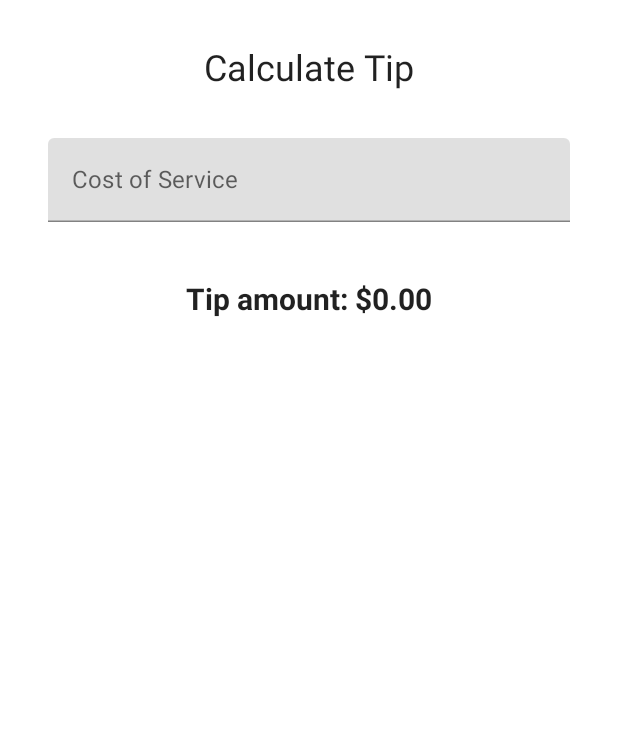
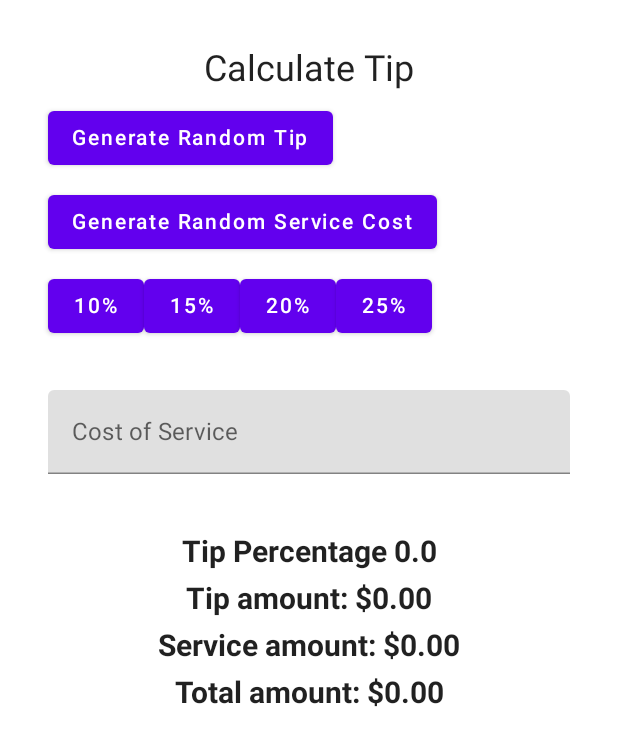
Before and after one commit to snorlaxbubba/tip_calculator, an Android app built with Jetpack Compose: the screen it shows after launch (MainActivity), on a phone screen of 412 x 824 dp. Shown: the top 746 px of the screen. Run offline under Robolectric (Android 15) with nearby library versions, the phone set to English and light mode, and no system bars.

Commit message:
Assignment Requirements Complete

```diff
--- a/app/src/main/java/com/example/tipcalculator/MainActivity.kt
+++ b/app/src/main/java/com/example/tipcalculator/MainActivity.kt
@@ -5,26 +5,20 @@ import androidx.activity.ComponentActivity
 import androidx.activity.compose.setContent
 import androidx.compose.foundation.layout.*
 import androidx.compose.foundation.text.KeyboardOptions
-import androidx.compose.material.MaterialTheme
-import androidx.compose.material.Surface
-import androidx.compose.material.Text
-import androidx.compose.material.TextField
+import androidx.compose.material.*
 import androidx.compose.runtime.*
+import androidx.compose.ui.Alignment
 import androidx.compose.ui.Modifier
+import androidx.compose.ui.res.stringResource
+import androidx.compose.ui.text.font.FontWeight
+import androidx.compose.ui.text.input.KeyboardType
 import androidx.compose.ui.tooling.preview.Preview
 import androidx.compose.ui.unit.dp
+import androidx.compose.ui.unit.sp
 import com.example.tipcalculator.ui.theme.TipCalculatorTheme
-import androidx.compose.ui.Alignment
-import androidx.compose.ui.res.stringResource
-import androidx.compose.ui.unit.dp
-import androidx.compose.ui.unit.sp
-import androidx.compose.runtime.remember
-import androidx.compose.runtime.getValue
-import androidx.compose.runtime.setValue
-import androidx.compose.runtime.mutableStateOf
-import androidx.compose.ui.text.font.FontWeight
-import androidx.compose.ui.text.input.KeyboardType
 import java.text.NumberFormat
+import java.util.*
+
 class MainActivity : ComponentActivity() {
     override fun onCreate(savedInstanceState: Bundle?) {
         super.onCreate(savedInstanceState)
@@ -45,8 +39,16 @@ class MainActivity : ComponentActivity() {
 @Composable
 fun TipCalculatorScreen() {
     var serviceCostAmountInput by remember { mutableStateOf("") }
+    var tipPercentage by remember { mutableStateOf("") }
+    var randomGenerator by remember { mutableStateOf("") }
     val amount = serviceCostAmountInput.toDoubleOrNull() ?: 0.0
-    val tip = calculateTip(amount)
+    val tipPercentageAmount = tipPercentage.toDoubleOrNull() ?: 0.0
+    val randomGeneratorAmount = randomGenerator.toDoubleOrNull() ?: 0.0
+    val tip = calculateTip(amount, tipPercentageAmount)
+    val serviceCost = calculateServiceCost(amount, tipPercentageAmount)
+    val rand = Random()
+    val randomDouble: Double = rand.nextDouble() * 1999 + 1
+    val randomTip: Double = rand.nextDouble() * 50 + 1
     Column(
         modifier = Modifier.padding(32.dp),
         verticalArrangement = Arrangement.spacedBy(8.dp)
@@ -56,36 +58,85 @@ fun TipCalculatorScreen() {
             fontSize = 24.sp,
             modifier = Modifier.align(Alignment.CenterHorizontally)
         )
+        Button(onClick = { tipPercentage = String.format("%.2f", randomTip) }) {
+            Text("Generate Random Tip")
+
+        }
+        Button(onClick = { serviceCostAmountInput = String.format("%.2f", randomDouble) }) {
+            Text("Generate Random Service Cost")
+        }
+        Row() {
+
+            Button(onClick = { tipPercentage = "10.0" }) {
+                Text("10%")
+            }
+            Button(onClick = { tipPercentage = "15.0" }) {
+                Text("15%")
+            }
+            Button(onClick = { tipPercentage = "20.0" }) {
+                Text("20%")
+            }
+            Button(onClick = { tipPercentage = "25.0" }) {
+                Text("25%")
+            }
+        }
         Spacer(Modifier.height(16.dp))
         EditServiceCostField(
             value = serviceCostAmountInput,
             onValueChange = { serviceCostAmountInput = it }
         )
         Spacer(Modifier.height(24.dp))
+        Text (
+            text = "Tip Percentage $tipPercentageAmount",
+            modifier = Modifier.align(Alignment.CenterHorizontally),
+            fontSize = 20.sp,
+            fontWeight = FontWeight.Bold
+        )
         Text(
             text = stringResource(R.string.tip_amount, tip),
             modifier = Modifier.align(Alignment.CenterHorizontally),
             fontSize = 20.sp,
             fontWeight = FontWeight.Bold
         )
+        Text(
+            text = stringResource(R.string.service_amount, NumberFormat.getCurrencyInstance().format(amount)),
+        modifier = Modifier.align(Alignment.CenterHorizontally),
+        fontSize = 20.sp,
+        fontWeight = FontWeight.Bold
+        )
+        Text(
+            text = stringResource(R.string.total_amount, serviceCost),
+            modifier = Modifier.align(Alignment.CenterHorizontally),
+            fontSize = 20.sp,
+            fontWeight = FontWeight.Bold
+        )
+
 
     }
 }
 private fun calculateTip(
     amount: Double,
-    tipPercent: Double = 15.0
+    tipPercent: Double
 ): String {
     val tip = tipPercent / 100 * amount
     return NumberFormat.getCurrencyInstance().format(tip)
+}
+
+private fun calculateServiceCost(
+    amount: Double,
+    tipPercent: Double
+): String {
+    val serviceCost = amount + tipPercent / 100 * amount
+    return NumberFormat.getCurrencyInstance().format(serviceCost)
 }
 @Composable
 fun EditServiceCostField(
     value: String,
     onValueChange: (String) -> Unit
 ) {
+
     var serviceCostAmountInput by remember { mutableStateOf("") }
     val amount = serviceCostAmountInput.toDoubleOrNull() ?: 0.0
-    val tip = calculateTip(amount)
         TextField(
             value = value,
             onValueChange = onValueChange,
@@ -94,6 +145,7 @@ fun EditServiceCostField(
         singleLine = true,
         keyboardOptions = KeyboardOptions(keyboardType = KeyboardType.Number)
     )
+
 }
 @Preview(showBackground = true)
 @Composable
--- a/app/src/main/res/values/strings.xml
+++ b/app/src/main/res/values/strings.xml
@@ -2,5 +2,9 @@
     <string name="app_name">Tip Calculator</string>
     <string name="tip_calculator_heading">Calculate Tip</string>
     <string name="service_cost">Cost of Service</string>
+    <string name="tip_percentage">Tip Percentage</string>
     <string name="tip_amount">Tip amount: %s</string>
+    <string name="service_amount">Service amount: %s</string>
+    <string name="total_amount">Total amount: %s</string>
+    <string name="tip_percentage_format">%s</string>
 </resources>
```
